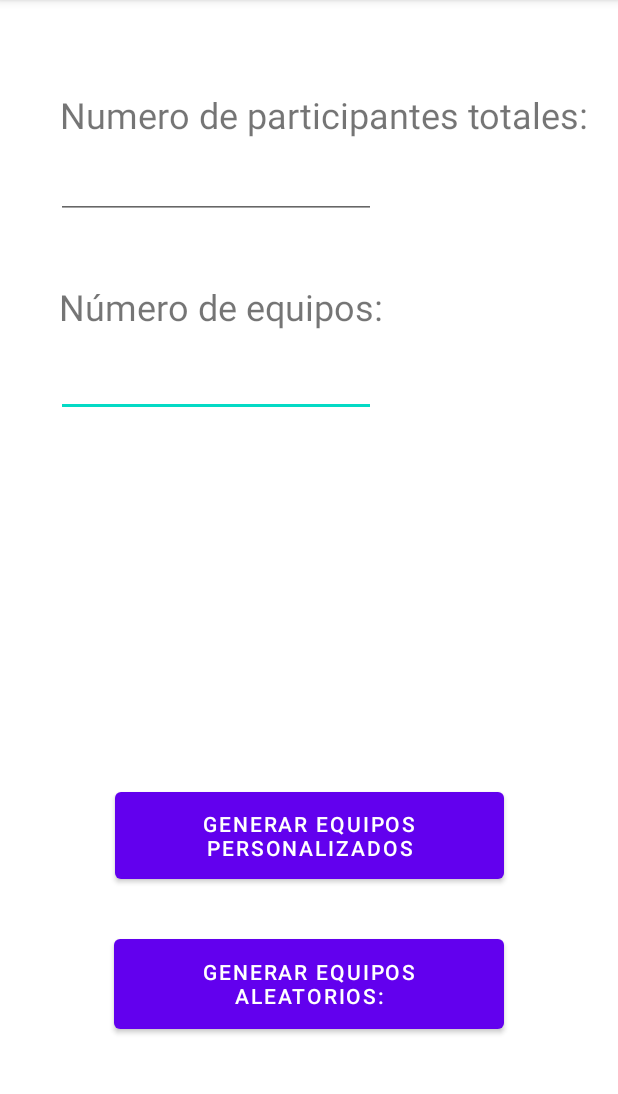
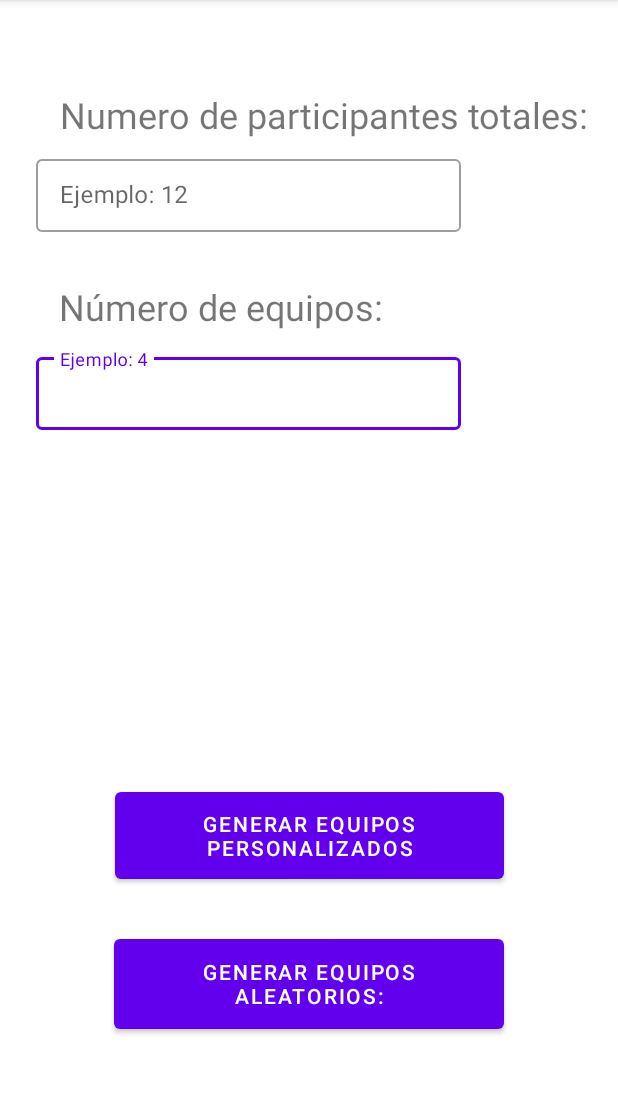
Before and after one commit to JBarthaP/PAD, an Android app: the screen it shows after launch (TeamsActivity), after a tap on "Crear Equipos", on a phone screen of 412 x 824 dp, the part 84-1178 px from its top. Run offline under Robolectric (Android 15) with nearby library versions, the phone set to English and light mode, and no system bars.

Commit message:
Material Design en Crear Equipos
He cambiado los EditTexts por TextInputLayout

```diff
--- a/TeamUp/app/src/main/java/es/ucm/fdi/teamup/activities/TeamsActivity.java
+++ b/TeamUp/app/src/main/java/es/ucm/fdi/teamup/activities/TeamsActivity.java
@@ -8,14 +8,16 @@ import android.util.Log;
 import android.widget.Button;
 import android.widget.EditText;
 
+import com.google.android.material.textfield.TextInputLayout;
+
 import es.ucm.fdi.teamup.Controlador;
 import es.ucm.fdi.teamup.R;
 
 public class TeamsActivity extends AppCompatActivity {
 
     private static final String TAG = TeamsActivity.class.getSimpleName();
-    EditText members_input;
-    EditText teams_input;
+    TextInputLayout members_input;
+    TextInputLayout teams_input;
 
     Button generate_custom;
 
--- a/TeamUp/app/src/main/res/layout/activity_teams.xml
+++ b/TeamUp/app/src/main/res/layout/activity_teams.xml
@@ -18,6 +18,28 @@
         app:layout_constraintStart_toStartOf="parent"
         app:layout_constraintTop_toTopOf="parent" />
 
+    <com.google.android.material.textfield.TextInputLayout
+        android:id="@+id/team_number_input"
+        android:layout_width="wrap_content"
+        android:layout_height="wrap_content"
+        android:layout_marginTop="12dp"
+        android:ems="10"
+
+        android:hint="@string/example_team_label"
+        app:layout_constraintEnd_toEndOf="parent"
+        app:layout_constraintHorizontal_bias="0.189"
+        app:layout_constraintStart_toStartOf="parent"
+        app:layout_constraintTop_toBottomOf="@+id/team_number_label"
+        style="@style/Widget.MaterialComponents.TextInputLayout.OutlinedBox.Dense"
+        >
+
+        <com.google.android.material.textfield.TextInputEditText
+            android:inputType="number"
+            android:layout_width="283dp"
+            android:layout_height="wrap_content" />
+
+    </com.google.android.material.textfield.TextInputLayout>
+<!--
     <EditText
         android:id="@+id/team_number_input"
         android:layout_width="wrap_content"
@@ -29,7 +51,7 @@
         app:layout_constraintHorizontal_bias="0.189"
         app:layout_constraintStart_toStartOf="parent"
         app:layout_constraintTop_toBottomOf="@+id/team_number_label" />
-
+-->
     <TextView
         android:id="@+id/total_members_label"
         android:layout_width="wrap_content"
@@ -42,6 +64,27 @@
         app:layout_constraintStart_toStartOf="parent"
         app:layout_constraintTop_toTopOf="parent" />
 
+
+    <com.google.android.material.textfield.TextInputLayout
+        android:id="@+id/total_members_input"
+        android:layout_width="wrap_content"
+        android:layout_height="wrap_content"
+        android:layout_marginTop="8dp"
+        android:ems="10"
+        android:hint="@string/example_members_label"
+        app:layout_constraintEnd_toEndOf="parent"
+        app:layout_constraintHorizontal_bias="0.189"
+        app:layout_constraintStart_toStartOf="parent"
+        app:layout_constraintTop_toBottomOf="@+id/total_members_label"
+        style="@style/Widget.MaterialComponents.TextInputLayout.OutlinedBox.Dense">
+
+        <com.google.android.material.textfield.TextInputEditText
+            android:inputType="number"
+            android:layout_width="283dp"
+            android:layout_height="wrap_content" />
+
+    </com.google.android.material.textfield.TextInputLayout>
+    <!--
     <EditText
         android:id="@+id/total_members_input"
         android:layout_width="wrap_content"
@@ -53,7 +96,7 @@
         app:layout_constraintHorizontal_bias="0.189"
         app:layout_constraintStart_toStartOf="parent"
         app:layout_constraintTop_toBottomOf="@+id/total_members_label" />
-
+-->
     <Button
         android:id="@+id/generate_custom_teams_button"
         android:layout_width="259dp"
--- a/TeamUp/app/src/main/res/values/strings.xml
+++ b/TeamUp/app/src/main/res/values/strings.xml
@@ -12,4 +12,7 @@
     <string name="regenerate">Volver a generar: </string>
     <string name="generated_teams_label">Equipos generados: </string>
     <string name="continue_text">Continuar</string>
+
+    <string name="example_team_label">Ejemplo: 4</string>
+    <string name="example_members_label">Ejemplo: 12</string>
 </resources>
```
Also changed, not shown: TeamUp/app/src/main/java/es/ucm/fdi/teamup/Controlador.java (+16 -10 lines).
